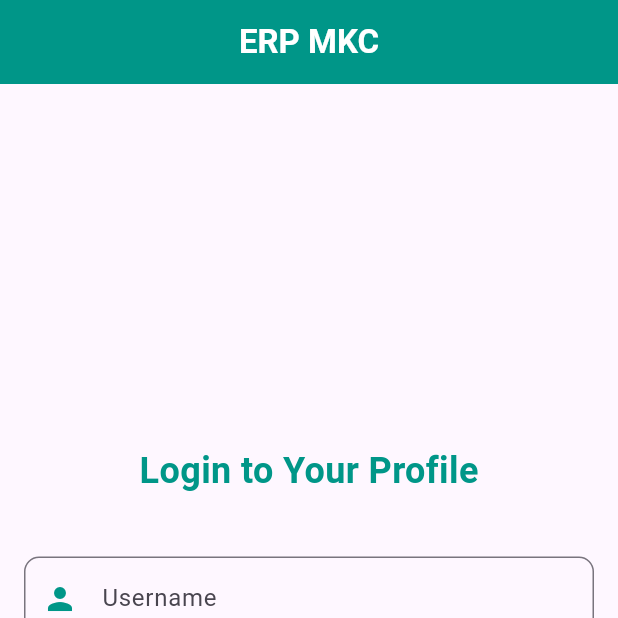
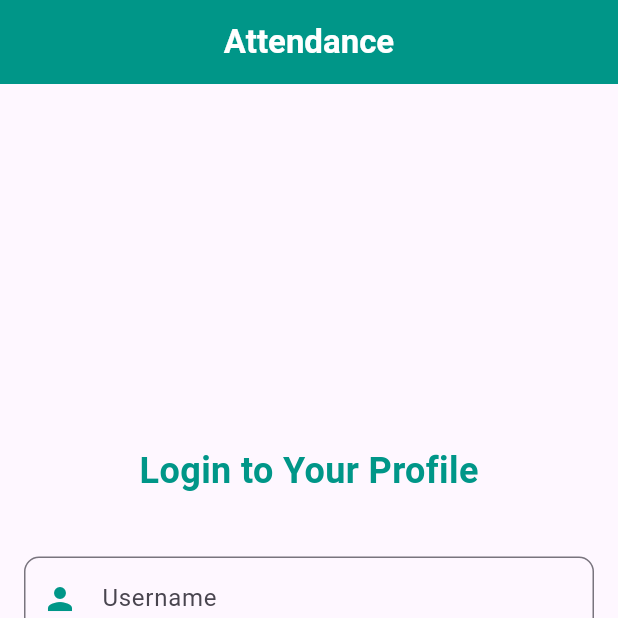
Before and after one commit to VigilantCode/IITH-Attendance-Mod-App, a Flutter app: the screen it shows after launch, on a phone screen of 412 x 824 dp, the top half of it. Run offline on Flutter 3.47's test engine with Material 3 defaults, Android fonts, the light colour scheme and no system bars; our stand-ins replace dio, flutter_dotenv, shared_preferences.

Commit message:
final release

```diff
--- a/lib/login.dart
+++ b/lib/login.dart
@@ -67,7 +67,7 @@ class _LoginScreenState extends State<LoginScreen> {
       appBar: AppBar(
         title: const Center(
           child: Text(
-            'ERP MKC',
+            'Attendance',
             style: TextStyle(color: Colors.white, fontWeight: FontWeight.bold),
           ),
         ),
--- a/pubspec.yaml
+++ b/pubspec.yaml
@@ -1,5 +1,5 @@
 name: timetable
-description: "A new Flutter project."
+description: "IITH ATTENDANCE MOD APP"
 # The following line prevents the package from being accidentally published to
 # pub.dev using `flutter pub publish`. This is preferred for private packages.
 publish_to: 'none' # Remove this line if you wish to publish to pub.dev
@@ -38,7 +38,6 @@ dependencies:
   dio: ^5.5.0+1
   flutter_dotenv: ^5.1.0
   shared_preferences: ^2.3.1
-  change_app_package_name: ^1.4.0
 
 dev_dependencies:
   flutter_test:
@@ -50,6 +49,7 @@ dev_dependencies:
   # package. See that file for information about deactivating specific lint
   # rules and activating additional ones.
   flutter_lints: ^3.0.0
+
 
 
 # For information on the generic Dart part of this file, see the
```
Also changed, not shown: pubspec.lock, 36 other files.
